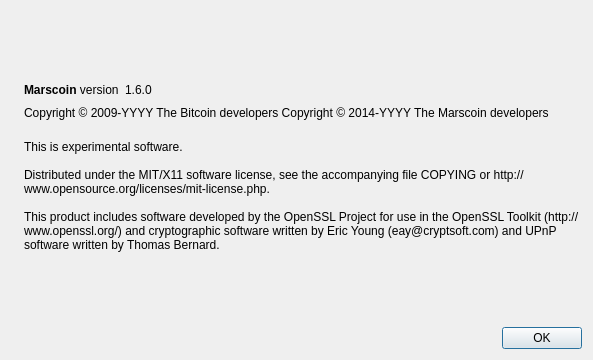
The window that src/qt/forms/aboutdialog.ui (marscoin/marscoin) describes before a commit, drawn with Qt 5.
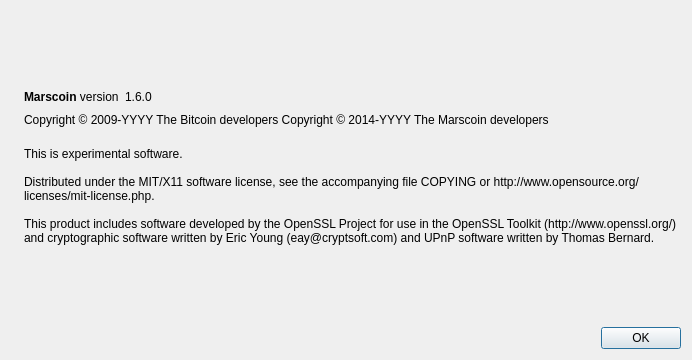
The same window after the commit. Icons and pictures are not drawn.

Patch:
```diff
--- a/src/qt/forms/aboutdialog.ui
+++ b/src/qt/forms/aboutdialog.ui
@@ -6,7 +6,7 @@
    <rect>
     <x>0</x>
     <y>0</y>
-    <width>593</width>
+    <width>692</width>
     <height>360</height>
    </rect>
   </property>
```
